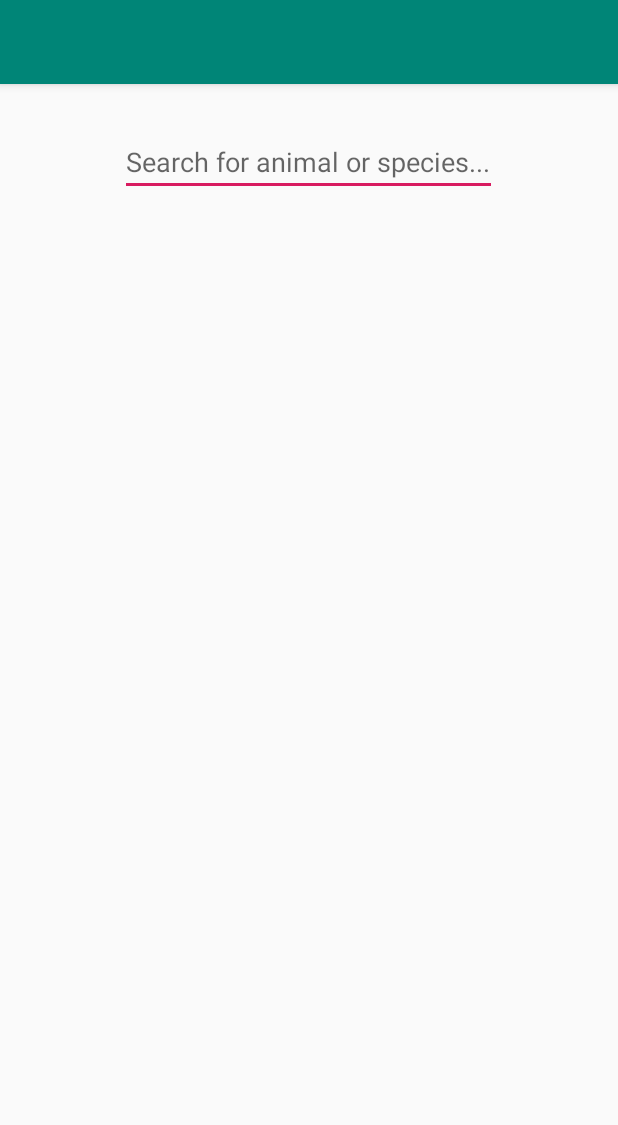
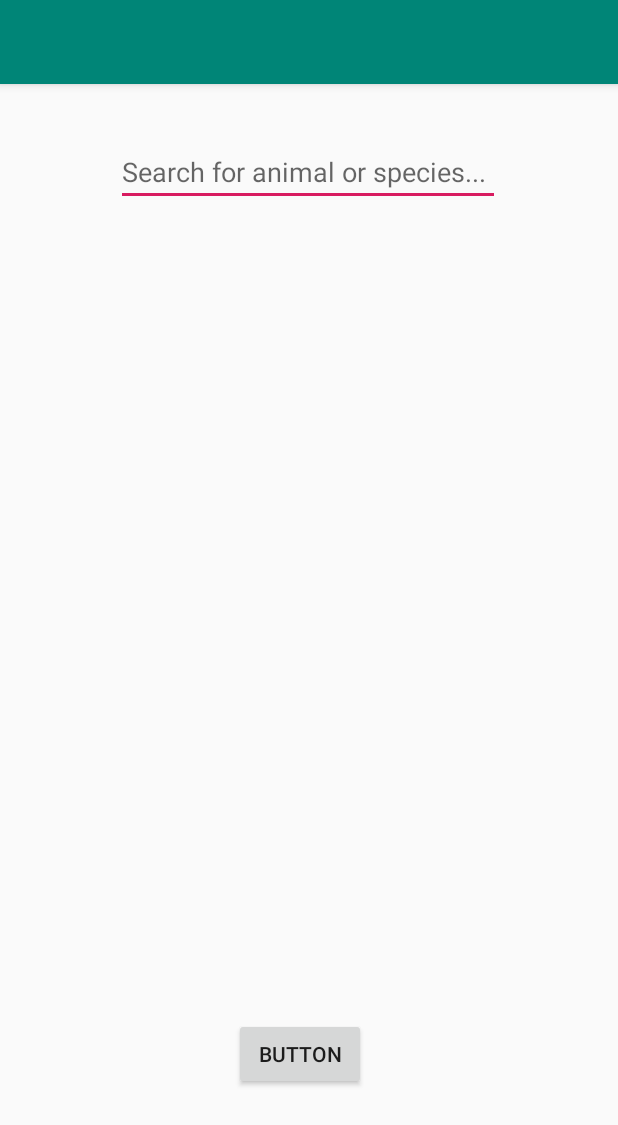
Before and after one commit to UP915469/PetApp, an Android app: the screen it shows after launch (MainActivity), on a phone screen of 412 x 824 dp. Shown: the top 1125 px of the screen. Run offline under Robolectric (Android 15) with nearby library versions, the phone set to English and light mode, and no system bars.

Commit message:
Re-added button on home screen

```diff
--- a/app/src/main/res/layout/activity_main.xml
+++ b/app/src/main/res/layout/activity_main.xml
@@ -6,16 +6,29 @@
     android:layout_height="match_parent"
     tools:context=".MainActivity">
 
+    <Button
+        android:id="@+id/button"
+        android:layout_width="wrap_content"
+        android:layout_height="wrap_content"
+        android:text="Button"
+        app:layout_constraintBottom_toBottomOf="parent"
+        app:layout_constraintEnd_toEndOf="parent"
+        app:layout_constraintHorizontal_bias="0.482"
+        app:layout_constraintStart_toStartOf="parent"
+        app:layout_constraintTop_toTopOf="parent"
+        app:layout_constraintVertical_bias="0.865" />
+
     <EditText
-        android:id="@+id/editText"
-        android:layout_width="251dp"
-        android:layout_height="43dp"
-        android:layout_marginStart="80dp"
-        android:layout_marginLeft="80dp"
-        android:layout_marginTop="31dp"
+        android:id="@+id/editText2"
+        android:layout_width="256dp"
+        android:layout_height="41dp"
+        android:layout_marginStart="77dp"
+        android:layout_marginLeft="77dp"
+        android:layout_marginTop="40dp"
         android:ems="10"
         android:hint="Search for animal or species..."
         android:inputType="textPersonName"
         app:layout_constraintStart_toStartOf="parent"
         app:layout_constraintTop_toTopOf="parent" />
+
 </androidx.constraintlayout.widget.ConstraintLayout>
```
